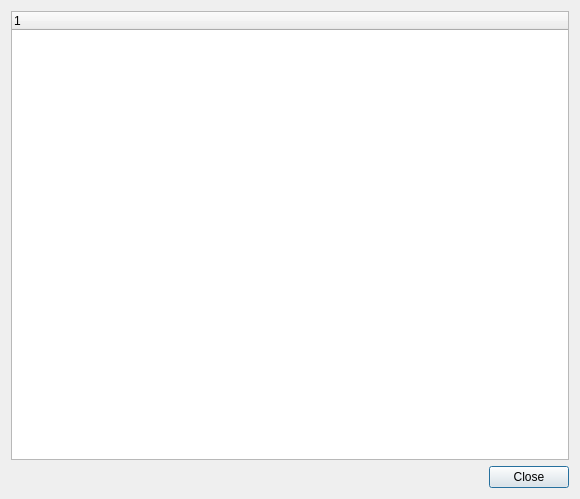
First picture: the form in play/LoveDiary/agreementdialog.ui, repository Maxwrt/Program, before the edit.
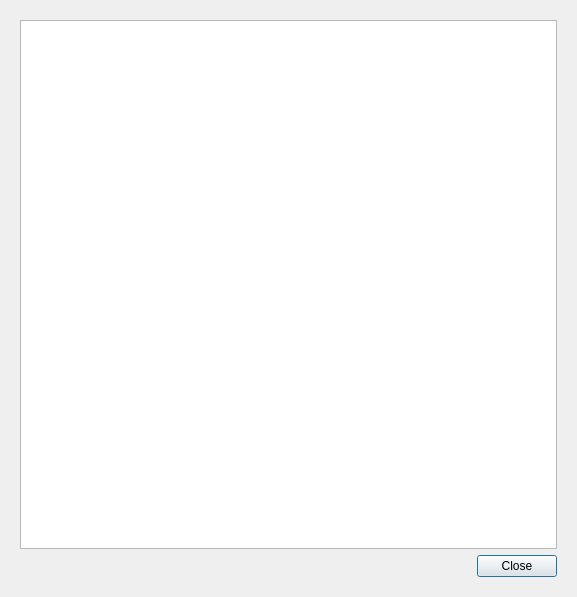
Second picture: the form after the edit. Custom widgets are drawn as their Qt base class.

Diff of the .ui file:
```diff
--- a/play/LoveDiary/agreementdialog.ui
+++ b/play/LoveDiary/agreementdialog.ui
@@ -6,22 +6,19 @@
    <rect>
     <x>0</x>
     <y>0</y>
-    <width>580</width>
-    <height>499</height>
+    <width>577</width>
+    <height>597</height>
    </rect>
   </property>
   <property name="windowTitle">
    <string>Dialog</string>
   </property>
+  <layout class="QGridLayout" name="gridLayout_2">
+   <item row="0" column="0">
+    <widget class="QWidget" name="widget" native="true">
   <layout class="QGridLayout" name="gridLayout">
    <item row="0" column="0" colspan="2">
-    <widget class="LuaTextEdit" name="textEdit">
-     <column>
-      <property name="text">
-       <string notr="true">1</string>
-      </property>
-     </column>
-    </widget>
+       <widget class="QPlainTextEdit" name="plainTextEdit"/>
    </item>
    <item row="1" column="0">
     <spacer name="horizontalSpacer">
@@ -30,8 +27,8 @@
      </property>
      <property name="sizeHint" stdset="0">
       <size>
-       <width>473</width>
-       <height>20</height>
+          <width>452</width>
+          <height>17</height>
       </size>
      </property>
     </spacer>
@@ -44,14 +41,15 @@
     </widget>
    </item>
   </layout>
- </widget>
- <customwidgets>
-  <customwidget>
-   <class>LuaTextEdit</class>
-   <extends>QTreeWidget</extends>
-   <header location="global">luatextedit.h</header>
-  </customwidget>
- </customwidgets>
+     <zorder>horizontalSpacer</zorder>
+     <zorder>pushButton</zorder>
+     <zorder>horizontalSpacer</zorder>
+     <zorder>pushButton</zorder>
+     <zorder>plainTextEdit</zorder>
+    </widget>
+   </item>
+  </layout>
+ </widget>
  <resources/>
  <connections/>
 </ui>
```
Lines whose indentation alone changed are shown as unchanged.
